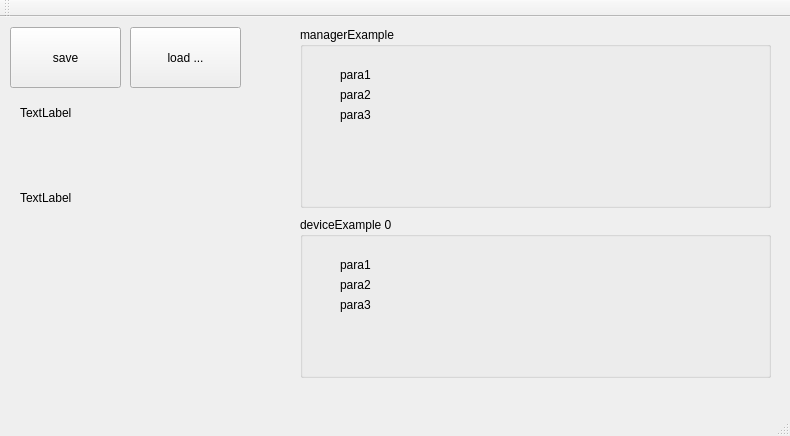
Old version of the form example/loadSaveExample/mainwindow.ui in the repository linbin823/Qt.lib.2016.loadSaveProcessor2.
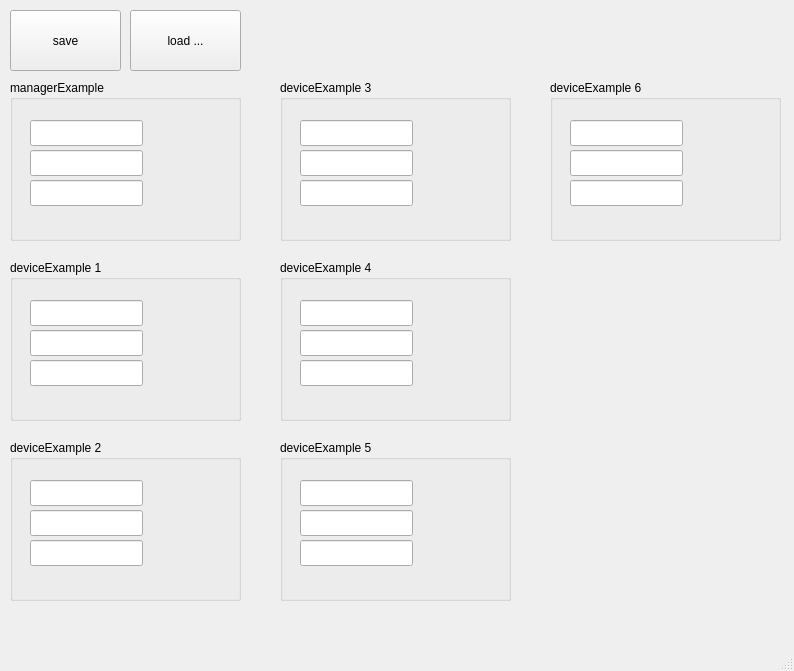
New version of the form.

```diff
--- a/example/loadSaveExample/mainwindow.ui
+++ b/example/loadSaveExample/mainwindow.ui
@@ -6,8 +6,8 @@
    <rect>
     <x>0</x>
     <y>0</y>
-    <width>790</width>
-    <height>436</height>
+    <width>794</width>
+    <height>671</height>
    </rect>
   </property>
   <property name="windowTitle">
@@ -27,32 +27,6 @@
      <string>save</string>
     </property>
    </widget>
-   <widget class="QLabel" name="state">
-    <property name="geometry">
-     <rect>
-      <x>20</x>
-      <y>80</y>
-      <width>361</width>
-      <height>31</height>
-     </rect>
-    </property>
-    <property name="text">
-     <string>TextLabel</string>
-    </property>
-   </widget>
-   <widget class="QLabel" name="error">
-    <property name="geometry">
-     <rect>
-      <x>20</x>
-      <y>120</y>
-      <width>361</width>
-      <height>121</height>
-     </rect>
-    </property>
-    <property name="text">
-     <string>TextLabel</string>
-    </property>
-   </widget>
    <widget class="QPushButton" name="PB_load">
     <property name="geometry">
      <rect>
@@ -69,104 +43,301 @@
    <widget class="QGroupBox" name="groupBox">
     <property name="geometry">
      <rect>
-      <x>300</x>
-      <y>10</y>
-      <width>471</width>
-      <height>181</height>
+      <x>10</x>
+      <y>80</y>
+      <width>231</width>
+      <height>161</height>
      </rect>
     </property>
     <property name="title">
      <string>managerExample</string>
     </property>
-    <widget class="QLabel" name="Mpara1">
+    <widget class="QLineEdit" name="Mpara1">
      <property name="geometry">
       <rect>
-       <x>40</x>
+       <x>20</x>
        <y>40</y>
-       <width>431</width>
-       <height>16</height>
+       <width>113</width>
+       <height>26</height>
       </rect>
      </property>
-     <property name="text">
-      <string>para1</string>
+    </widget>
+    <widget class="QLineEdit" name="Mpara2">
+     <property name="geometry">
+      <rect>
+       <x>20</x>
+       <y>70</y>
+       <width>113</width>
+       <height>26</height>
+      </rect>
      </property>
     </widget>
-    <widget class="QLabel" name="Mpara2">
+    <widget class="QLineEdit" name="Mpara3">
      <property name="geometry">
       <rect>
-       <x>40</x>
-       <y>60</y>
-       <width>421</width>
-       <height>16</height>
+       <x>20</x>
+       <y>100</y>
+       <width>113</width>
+       <height>26</height>
       </rect>
      </property>
-     <property name="text">
-      <string>para2</string>
+    </widget>
+   </widget>
+   <widget class="QGroupBox" name="groupBox1">
+    <property name="geometry">
+     <rect>
+      <x>10</x>
+      <y>260</y>
+      <width>231</width>
+      <height>161</height>
+     </rect>
+    </property>
+    <property name="title">
+     <string>deviceExample 1</string>
+    </property>
+    <widget class="QLineEdit" name="D1para3">
+     <property name="geometry">
+      <rect>
+       <x>20</x>
+       <y>100</y>
+       <width>113</width>
+       <height>26</height>
+      </rect>
      </property>
     </widget>
-    <widget class="QLabel" name="Mpara3">
+    <widget class="QLineEdit" name="D1para2">
      <property name="geometry">
       <rect>
-       <x>40</x>
-       <y>80</y>
-       <width>431</width>
-       <height>16</height>
+       <x>20</x>
+       <y>70</y>
+       <width>113</width>
+       <height>26</height>
       </rect>
      </property>
-     <property name="text">
-      <string>para3</string>
+    </widget>
+    <widget class="QLineEdit" name="D1para1">
+     <property name="geometry">
+      <rect>
+       <x>20</x>
+       <y>40</y>
+       <width>113</width>
+       <height>26</height>
+      </rect>
      </property>
     </widget>
    </widget>
    <widget class="QGroupBox" name="groupBox_2">
     <property name="geometry">
      <rect>
-      <x>300</x>
-      <y>200</y>
-      <width>471</width>
+      <x>10</x>
+      <y>440</y>
+      <width>231</width>
       <height>161</height>
      </rect>
     </property>
     <property name="title">
-     <string>deviceExample 0</string>
+     <string>deviceExample 2</string>
     </property>
-    <widget class="QLabel" name="Dpara1">
+    <widget class="QLineEdit" name="D2para3">
      <property name="geometry">
       <rect>
-       <x>40</x>
+       <x>20</x>
+       <y>100</y>
+       <width>113</width>
+       <height>26</height>
+      </rect>
+     </property>
+    </widget>
+    <widget class="QLineEdit" name="D2para1">
+     <property name="geometry">
+      <rect>
+       <x>20</x>
        <y>40</y>
-       <width>431</width>
-       <height>16</height>
+       <width>113</width>
+       <height>26</height>
       </rect>
      </property>
-     <property name="text">
-      <string>para1</string>
+    </widget>
+    <widget class="QLineEdit" name="D2para2">
+     <property name="geometry">
+      <rect>
+       <x>20</x>
+       <y>70</y>
+       <width>113</width>
+       <height>26</height>
+      </rect>
      </property>
     </widget>
-    <widget class="QLabel" name="Dpara2">
+   </widget>
+   <widget class="QGroupBox" name="groupBox3">
+    <property name="geometry">
+     <rect>
+      <x>280</x>
+      <y>80</y>
+      <width>231</width>
+      <height>161</height>
+     </rect>
+    </property>
+    <property name="title">
+     <string>deviceExample 3</string>
+    </property>
+    <widget class="QLineEdit" name="D3para3">
      <property name="geometry">
       <rect>
-       <x>40</x>
-       <y>60</y>
-       <width>431</width>
-       <height>16</height>
+       <x>20</x>
+       <y>100</y>
+       <width>113</width>
+       <height>26</height>
       </rect>
      </property>
-     <property name="text">
-      <string>para2</string>
+    </widget>
+    <widget class="QLineEdit" name="D3para2">
+     <property name="geometry">
+      <rect>
+       <x>20</x>
+       <y>70</y>
+       <width>113</width>
+       <height>26</height>
+      </rect>
      </property>
     </widget>
-    <widget class="QLabel" name="Dpara3">
+    <widget class="QLineEdit" name="D3para1">
      <property name="geometry">
       <rect>
-       <x>40</x>
-       <y>80</y>
-       <width>431</width>
-       <height>16</height>
+       <x>20</x>
+       <y>40</y>
+       <width>113</width>
+       <height>26</height>
       </rect>
      </property>
-     <property name="text">
-      <string>para3</string>
+    </widget>
+   </widget>
+   <widget class="QGroupBox" name="groupBox4">
+    <property name="geometry">
+     <rect>
+      <x>280</x>
+      <y>260</y>
+      <width>231</width>
+      <height>161</height>
+     </rect>
+    </property>
+    <property name="title">
+     <string>deviceExample 4</string>
+    </property>
+    <widget class="QLineEdit" name="D4para1">
+     <property name="geometry">
+      <rect>
+       <x>20</x>
+       <y>40</y>
+       <width>113</width>
+       <height>26</height>
+      </rect>
+     </property>
+    </widget>
+    <widget class="QLineEdit" name="D4para3">
+     <property name="geometry">
+      <rect>
+       <x>20</x>
+       <y>100</y>
+       <width>113</width>
+       <height>26</height>
+      </rect>
+     </property>
+    </widget>
+    <widget class="QLineEdit" name="D4para2">
+     <property name="geometry">
+      <rect>
+       <x>20</x>
+       <y>70</y>
+       <width>113</width>
+       <height>26</height>
+      </rect>
+     </property>
+    </widget>
+   </widget>
+   <widget class="QGroupBox" name="groupBox5">
+    <property name="geometry">
+     <rect>
+      <x>280</x>
+      <y>440</y>
+      <width>231</width>
+      <height>161</height>
+     </rect>
+    </property>
+    <property name="title">
+     <string>deviceExample 5</string>
+    </property>
+    <widget class="QLineEdit" name="D5para3">
+     <property name="geometry">
+      <rect>
+       <x>20</x>
+       <y>100</y>
+       <width>113</width>
+       <height>26</height>
+      </rect>
+     </property>
+    </widget>
+    <widget class="QLineEdit" name="D5para2">
+     <property name="geometry">
+      <rect>
+       <x>20</x>
+       <y>70</y>
+       <width>113</width>
+       <height>26</height>
+      </rect>
+     </property>
+    </widget>
+    <widget class="QLineEdit" name="D5para1">
+     <property name="geometry">
+      <rect>
+       <x>20</x>
+       <y>40</y>
+       <width>113</width>
+       <height>26</height>
+      </rect>
+     </property>
+    </widget>
+   </widget>
+   <widget class="QGroupBox" name="groupBox6">
+    <property name="geometry">
+     <rect>
+      <x>550</x>
+      <y>80</y>
+      <width>231</width>
+      <height>161</height>
+     </rect>
+    </property>
+    <property name="title">
+     <string>deviceExample 6</string>
+    </property>
+    <widget class="QLineEdit" name="D6para3">
+     <property name="geometry">
+      <rect>
+       <x>20</x>
+       <y>100</y>
+       <width>113</width>
+       <height>26</height>
+      </rect>
+     </property>
+    </widget>
+    <widget class="QLineEdit" name="D6para2">
+     <property name="geometry">
+      <rect>
+       <x>20</x>
+       <y>70</y>
+       <width>113</width>
+       <height>26</height>
+      </rect>
+     </property>
+    </widget>
+    <widget class="QLineEdit" name="D6para1">
+     <property name="geometry">
+      <rect>
+       <x>20</x>
+       <y>40</y>
+       <width>113</width>
+       <height>26</height>
+      </rect>
      </property>
     </widget>
    </widget>
@@ -181,14 +352,6 @@
     </rect>
    </property>
   </widget>
-  <widget class="QToolBar" name="mainToolBar">
-   <attribute name="toolBarArea">
-    <enum>TopToolBarArea</enum>
-   </attribute>
-   <attribute name="toolBarBreak">
-    <bool>false</bool>
-   </attribute>
-  </widget>
   <widget class="QStatusBar" name="statusBar"/>
  </widget>
  <layoutdefault spacing="6" margin="11"/>
```
Left out of the diff: 6 changed lines with no effect on the pictures.
